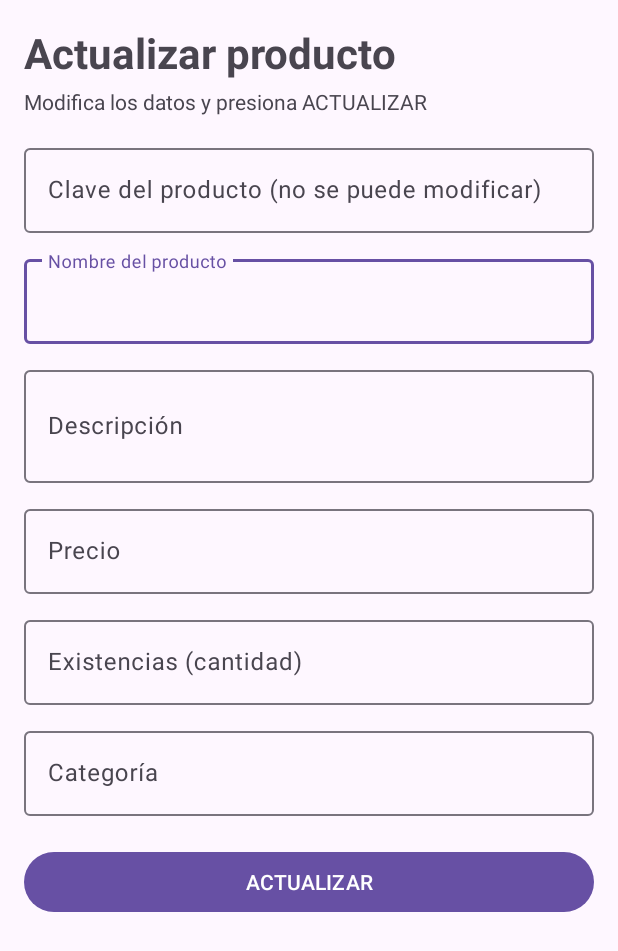
After one commit to uriel-carpinteyro/RecyclerView-Conectado_con_SQLite, an Android app: the ActualizarActivity screen opened directly, with no data from a screen before it, on a phone screen of 412 x 824 dp. The commit adds this screen. Shown: the top 951 px of the screen. Run offline under Robolectric (Android 15) with nearby library versions, the phone set to English and light mode, and no system bars.

Commit message:
Actividad SQLite: actualizar productos con UPDATE y ActualizarActivity

```diff
--- a/app/src/main/AndroidManifest.xml
+++ b/app/src/main/AndroidManifest.xml
@@ -31,6 +31,11 @@
         <activity
             android:name=".ConsultaActivity"
             android:exported="false" />
+
+        <activity
+            android:name=".ActualizarActivity"
+            android:exported="false"
+            android:windowSoftInputMode="adjustResize" />
     </application>
 
 </manifest>
--- /dev/null
+++ b/app/src/main/java/com/example/recyclerview/ActualizarActivity.java
@@ -0,0 +1,119 @@
+package com.example.recyclerview;
+
+import android.content.Intent;
+import android.os.Bundle;
+import android.widget.Button;
+import android.widget.Toast;
+
+import androidx.activity.EdgeToEdge;
+import androidx.appcompat.app.AppCompatActivity;
+import androidx.core.graphics.Insets;
+import androidx.core.view.ViewCompat;
+import androidx.core.view.WindowInsetsCompat;
+
+import com.google.android.material.textfield.TextInputEditText;
+
+/** Formulario para modificar un producto que se eligió en la pantalla de consulta. */
+public class ActualizarActivity extends AppCompatActivity {
+
+    TextInputEditText etClave2, etNombre2, etDescripcion2, etPrecio2, etExistencias2, etCategoria2;
+    Button btnActualizar2;
+    BaseDatos baseDatos;
+
+    @Override
+    protected void onCreate(Bundle savedInstanceState) {
+        super.onCreate(savedInstanceState);
+        EdgeToEdge.enable(this);
+        setContentView(R.layout.activity_actualizar);
+
+        baseDatos = new BaseDatos(this);
+
+        etClave2 = findViewById(R.id.etClave2);
+        etNombre2 = findViewById(R.id.etNombre2);
+        etDescripcion2 = findViewById(R.id.etDescripcion2);
+        etPrecio2 = findViewById(R.id.etPrecio2);
+        etExistencias2 = findViewById(R.id.etExistencias2);
+        etCategoria2 = findViewById(R.id.etCategoria2);
+        btnActualizar2 = findViewById(R.id.btnActualizar2);
+
+        // 1) Recibir los datos del producto seleccionado y mostrarlos en el formulario
+        Intent intent = getIntent();
+        etClave2.setText(intent.getStringExtra("clave"));
+        etNombre2.setText(intent.getStringExtra("nombre"));
+        etDescripcion2.setText(intent.getStringExtra("descripcion"));
+        etPrecio2.setText(intent.getStringExtra("precio"));
+        etExistencias2.setText(intent.getStringExtra("existencias"));
+        etCategoria2.setText(intent.getStringExtra("categoria"));
+
+        // 2) Guardar los cambios al presionar ACTUALIZAR
+        btnActualizar2.setOnClickListener(v -> {
+            if (datosValidos()) {
+                actualizarProducto();
+            }
+        });
+
+        ViewCompat.setOnApplyWindowInsetsListener(findViewById(R.id.main), (v, insets) -> {
+            Insets systemBars = insets.getInsets(WindowInsetsCompat.Type.systemBars());
+            v.setPadding(systemBars.left, systemBars.top, systemBars.right, systemBars.bottom);
+            return insets;
+        });
+    }
+
+    private void actualizarProducto() {
+        // Se crea el objeto con los valores modificados (trim() quita espacios sobrantes)
+        Producto producto = new Producto(
+                texto(etClave2),
+                texto(etNombre2),
+                texto(etDescripcion2),
+                Double.parseDouble(texto(etPrecio2)),
+                Integer.parseInt(texto(etExistencias2)),
+                texto(etCategoria2));
+
+        // Se envía al método UPDATE de la base de datos
+        int filas = baseDatos.actualizar(producto);
+
+        if (filas > 0) {
+            Toast.makeText(this, "Producto actualizado correctamente", Toast.LENGTH_SHORT).show();
+
+            // Regresa a la pantalla de consulta, donde se ven los cambios
+            Intent regresar = new Intent(this, ConsultaActivity.class);
+            regresar.addFlags(Intent.FLAG_ACTIVITY_CLEAR_TOP | Intent.FLAG_ACTIVITY_SINGLE_TOP);
+            startActivity(regresar);
+            finish();
+        } else {
+            Toast.makeText(this, "No se encontró el producto", Toast.LENGTH_SHORT).show();
+        }
+    }
+
+    private String texto(TextInputEditText campo) {
+        return String.valueOf(campo.getText()).trim();
+    }
+
+    private boolean datosValidos() {
+        if (texto(etNombre2).isEmpty()) {
+            etNombre2.setError("El nombre es obligatorio");
+            return false;
+        }
+        try {
+            double precio = Double.parseDouble(texto(etPrecio2));
+            if (precio < 0) {
+                etPrecio2.setError("El precio no puede ser negativo");
+                return false;
+            }
+        } catch (NumberFormatException e) {
+            etPrecio2.setError("Escribe un precio válido");
+            return false;
+        }
+        try {
+            int existencias = Integer.parseInt(texto(etExistencias2));
+            if (existencias < 0) {
+                etExistencias2.setError("Las existencias no pueden ser negativas");
+                return false;
+            }
+        } catch (NumberFormatException e) {
+            etExistencias2.setError("Escribe una cantidad válida");
+            return false;
+        }
+        return true;
+    }
+}
--- /dev/null
+++ b/app/src/main/res/layout/activity_actualizar.xml
@@ -0,0 +1,122 @@
+<?xml version="1.0" encoding="utf-8"?>
+<ScrollView xmlns:android="http://schemas.android.com/apk/res/android"
+    xmlns:tools="http://schemas.android.com/tools"
+    android:id="@+id/main"
+    android:layout_width="match_parent"
+    android:layout_height="match_parent"
+    tools:context=".ActualizarActivity">
+
+    <LinearLayout
+        android:layout_width="match_parent"
+        android:layout_height="wrap_content"
+        android:orientation="vertical"
+        android:padding="16dp">
+
+        <TextView
+            android:layout_width="match_parent"
+            android:layout_height="wrap_content"
+            android:text="Actualizar producto"
+            android:textSize="28sp"
+            android:textStyle="bold" />
+
+        <TextView
+            android:layout_width="match_parent"
+            android:layout_height="wrap_content"
+            android:layout_marginTop="4dp"
+            android:text="Modifica los datos y presiona ACTUALIZAR" />
+
+        <com.google.android.material.textfield.TextInputLayout
+            style="@style/Widget.Material3.TextInputLayout.OutlinedBox"
+            android:layout_width="match_parent"
+            android:layout_height="wrap_content"
+            android:layout_marginTop="16dp"
+            android:hint="Clave del producto (no se puede modificar)">
+
+            <com.google.android.material.textfield.TextInputEditText
+                android:id="@+id/etClave2"
+                android:layout_width="match_parent"
+                android:layout_height="wrap_content"
+                android:enabled="false"
+                android:inputType="text" />
+        </com.google.android.material.textfield.TextInputLayout>
+
+        <com.google.android.material.textfield.TextInputLayout
+            style="@style/Widget.Material3.TextInputLayout.OutlinedBox"
+            android:layout_width="match_parent"
+            android:layout_height="wrap_content"
+            android:layout_marginTop="12dp"
+            android:hint="Nombre del producto">
+
+            <com.google.android.material.textfield.TextInputEditText
+                android:id="@+id/etNombre2"
+                android:layout_width="match_parent"
+                android:layout_height="wrap_content"
+                android:inputType="textCapSentences" />
+        </com.google.android.material.textfield.TextInputLayout>
+
+        <com.google.android.material.textfield.TextInputLayout
+            style="@style/Widget.Material3.TextInputLayout.OutlinedBox"
+            android:layout_width="match_parent"
+            android:layout_height="wrap_content"
+            android:layout_marginTop="12dp"
+            android:hint="Descripción">
+
+            <com.google.android.material.textfield.TextInputEditText
+                android:id="@+id/etDescripcion2"
+                android:layout_width="match_parent"
+                android:layout_height="wrap_content"
+                android:inputType="textCapSentences|textMultiLine"
+                android:minLines="2" />
+        </com.google.android.material.textfield.TextInputLayout>
+
+        <com.google.android.material.textfield.TextInputLayout
+            style="@style/Widget.Material3.TextInputLayout.OutlinedBox"
+            android:layout_width="match_parent"
+            android:layout_height="wrap_content"
+            android:layout_marginTop="12dp"
+            android:hint="Precio">
+
+            <com.google.android.material.textfield.TextInputEditText
+                android:id="@+id/etPrecio2"
+                android:layout_width="match_parent"
+                android:layout_height="wrap_content"
+                android:inputType="numberDecimal" />
+        </com.google.android.material.textfield.TextInputLayout>
+
+        <com.google.android.material.textfield.TextInputLayout
+            style="@style/Widget.Material3.TextInputLayout.OutlinedBox"
+            android:layout_width="match_parent"
+            android:layout_height="wrap_content"
+            android:layout_marginTop="12dp"
+            android:hint="Existencias (cantidad)">
+
+            <com.google.android.material.textfield.TextInputEditText
+                android:id="@+id/etExistencias2"
+                android:layout_width="match_parent"
+                android:layout_height="wrap_content"
+                android:inputType="number" />
+        </com.google.android.material.textfield.TextInputLayout>
+
+        <com.google.android.material.textfield.TextInputLayout
+            style="@style/Widget.Material3.TextInputLayout.OutlinedBox"
+            android:layout_width="match_parent"
+            android:layout_height="wrap_content"
+            android:layout_marginTop="12dp"
+            android:hint="Categoría">
+
+            <com.google.android.material.textfield.TextInputEditText
+                android:id="@+id/etCategoria2"
+                android:layout_width="match_parent"
+                android:layout_height="wrap_content"
+                android:inputType="textCapSentences" />
+        </com.google.android.material.textfield.TextInputLayout>
+
+        <Button
+            android:id="@+id/btnActualizar2"
+            android:layout_width="match_parent"
+            android:layout_height="wrap_content"
+            android:layout_marginTop="20dp"
+            android:text="ACTUALIZAR" />
+
+    </LinearLayout>
+</ScrollView>
```
Also changed, not shown: app/src/main/java/com/example/recyclerview/BaseDatos.java (+28 -0 lines), app/src/main/java/com/example/recyclerview/ConsultaActivity.java (+12 -0 lines), app/src/main/java/com/example/recyclerview/ProductoAdaptador.java (+13 -0 lines).
